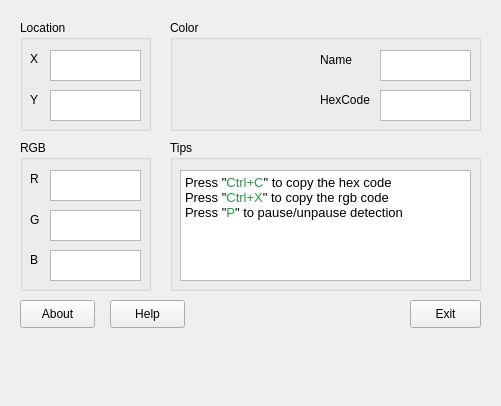
Above: src/mainwindow.ui from gdarko/ColorPicker before the change. Below: the same form after it.
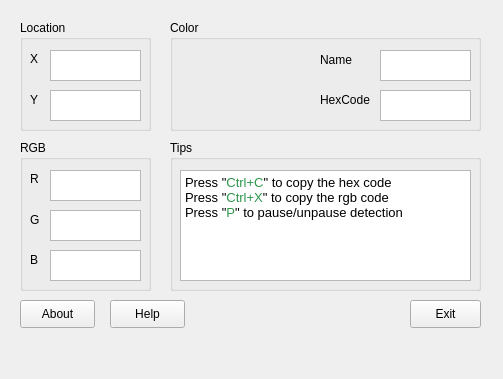
That is the form after the change. Icons and pictures are not drawn.

Commit message: Update about dialog and button sizes on main window

Diff of the .ui file:
```diff
--- a/src/mainwindow.ui
+++ b/src/mainwindow.ui
@@ -6,8 +6,8 @@
    <rect>
     <x>0</x>
     <y>0</y>
-    <width>501</width>
-    <height>406</height>
+    <width>503</width>
+    <height>379</height>
    </rect>
   </property>
   <property name="windowTitle">
@@ -325,7 +325,7 @@
       <x>20</x>
       <y>290</y>
       <width>461</width>
-      <height>101</height>
+      <height>51</height>
      </rect>
     </property>
     <widget class="QPushButton" name="btnAbout">
```
The commit also changes 1 other file.
